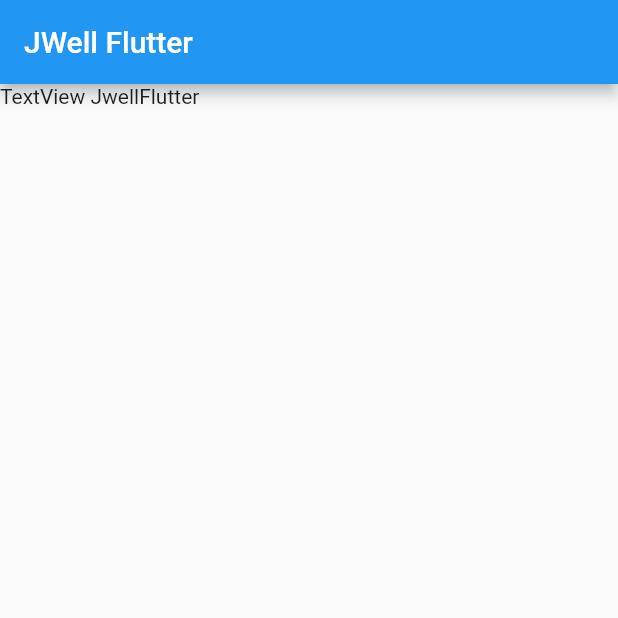
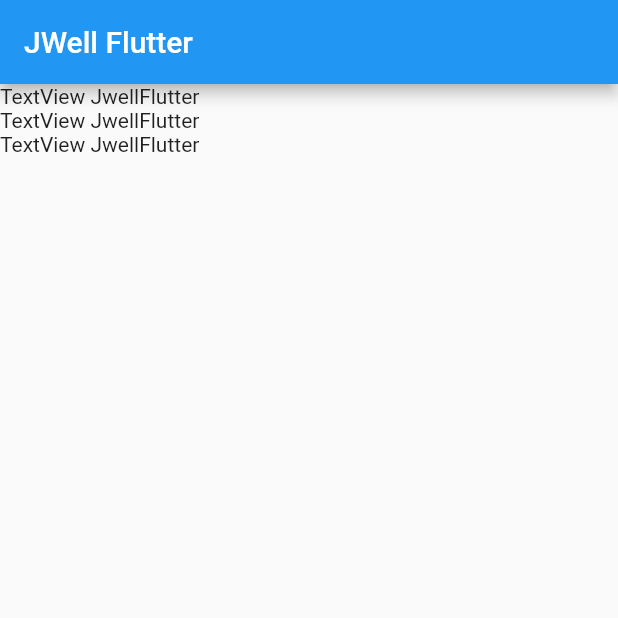
Before and after one commit to ryanranya/JWellFlutter, a Flutter app: the screen it shows after launch, on a phone screen of 412 x 824 dp, the top half of it. Run offline on Flutter 3.47's test engine with Material 2 defaults, Android fonts, the phone set to English and light mode, and no system bars.

Commit message:
修改TextView

```diff
--- a/lib/main.dart
+++ b/lib/main.dart
@@ -34,6 +34,9 @@ class _RYHomePageCountentState extends State<RYHomePageCountent> {
     return ListView(
       children: <Widget>[
         Text("TextView JwellFlutter "),
+        Text("TextView JwellFlutter "),
+        Text("TextView JwellFlutter "),
+
       ],
     );
   }
```
